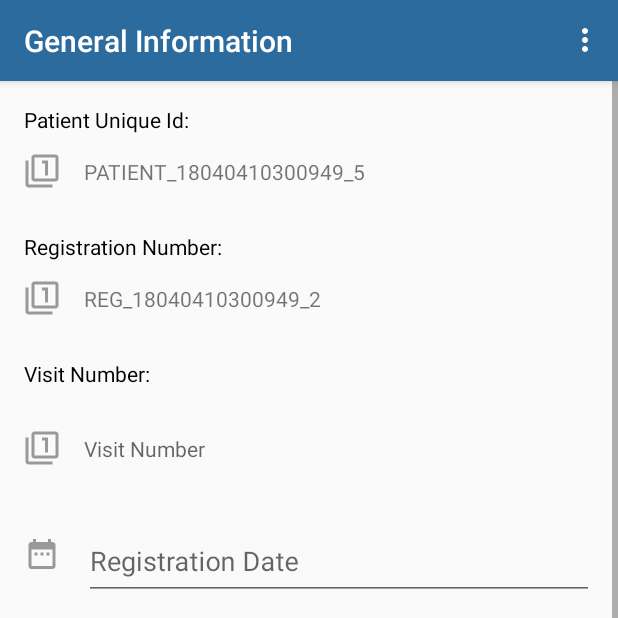
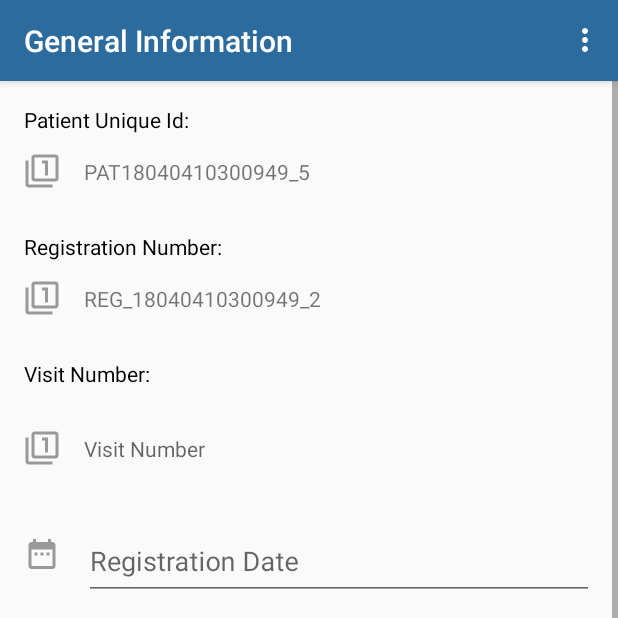
Before and after one commit to paddyhost/RMP, an Android app: the fragment General_Information placed in its activity, on a phone screen of 412 x 824 dp, the top half of it. Run offline under Robolectric (Android 15) with nearby library versions, the phone set to English and light mode, and no system bars; libraries missing offline, so code that uses them is left out: cn.pedant.

Commit message:
commit by gopika 5/4/2018

```diff
--- a/app/src/main/java/com/example/admin/rmp/constants/AppConstants.java
+++ b/app/src/main/java/com/example/admin/rmp/constants/AppConstants.java
@@ -5,7 +5,7 @@ package com.example.admin.rmp.constants;
 public class AppConstants {
 
 
-    public static final String PATIENT_PREFIX="PATIENT_";
+    public static final String PATIENT_PREFIX="PAT";
     public static final String REGISTRATION_PREFIX="REG_";
 
 
--- a/app/src/main/java/com/example/admin/rmp/medical_condition/MedicalConditionFragment.java
+++ b/app/src/main/java/com/example/admin/rmp/medical_condition/MedicalConditionFragment.java
@@ -334,7 +334,8 @@ public class MedicalConditionFragment extends Fragment implements AdapterView.On
                     public void onClick(DialogInterface dialog, int which) {
 
                         if(medicinNameSpinner.getSelectedItemPosition()>0) {
-                            Dose dose = new Dose(medicinNameSpinner.getSelectedItem().toString(), doseFrequency.getText().toString(), days.getText().toString());
+                            //Dose dose = new Dose("Medicine Name: \n"+medicinNameSpinner.getSelectedItem().toString(),doseFrequency.getText().toString(),days.getText().toString());
+                            Dose dose = new Dose("Medicine Name: \n"+medicinNameSpinner.getSelectedItem().toString(),doseFrequency.getText().toString(),days.getText().toString());
                             doseArrayList.add(dose);
                             doseAdapter.notifyDataSetChanged();
                             dialog.dismiss();
--- a/app/src/main/java/com/example/admin/rmp/medical_condition/apihelper/Web_Medical_ApiHelper.java
+++ b/app/src/main/java/com/example/admin/rmp/medical_condition/apihelper/Web_Medical_ApiHelper.java
@@ -53,6 +53,7 @@ public class Web_Medical_ApiHelper
                             if(doseArrayList!=null) {
                                 for (Dose dose : doseArrayList) {
                                     addPriscribeDose(activity, dose, medicalconditionid);
+
 
                                 }
                             }
@@ -165,7 +166,7 @@ public class Web_Medical_ApiHelper
                     JSONObject responce = new JSONObject(response);
                     if (responce.getString("status").equalsIgnoreCase("success"))
                     {
-                        if(responce.getString("message").equalsIgnoreCase("Medicalcondition added successfully")) {
+                        if(responce.getString("message").equalsIgnoreCase("PriscribeDose added successfully")) {
 
                             // {"status":"success","count":1,"type":"addMedicalcondition",
                             // "result":{"id":"3","chiefcomplaints1":"ghashd","chiefcomplaints2":"bgasdhg",
@@ -183,6 +184,7 @@ public class Web_Medical_ApiHelper
                         }
                         else
                         {
+
                         }
                     }
                     else
--- a/app/src/main/java/com/example/admin/rmp/patient_registration/UserVerificationFragment.java
+++ b/app/src/main/java/com/example/admin/rmp/patient_registration/UserVerificationFragment.java
@@ -45,7 +45,7 @@ public class UserVerificationFragment extends Fragment {
                 sweetAlertDialog.show();
 
 
-                if (uid.getText().toString().trim().length() == 0 || uid.getText().toString().trim().length() == 12 || uid.getText().toString().trim().length() == 16 || uid.getText().toString().trim().length() == 25){
+                if (uid.getText().toString().trim().length() == 0 || uid.getText().toString().trim().length() == 12 || uid.getText().toString().trim().length() == 16 || uid.getText().toString().trim().length() == 20){
 
                     final PatientRegistration patientRegistration = new PatientRegistration();
                     Web_ApiHelper.isPatientExist(getActivity(), patientRegistration, new ApiResponseListener() {
--- a/app/src/main/res/layout/fragment_general_information.xml
+++ b/app/src/main/res/layout/fragment_general_information.xml
@@ -153,6 +153,7 @@
                 android:id="@+id/registration_date"
                 android:inputType="text"
                 android:maxLength="30"
+                android:imeOptions="actionDone"
                 android:hint="Registration Date"/>
             </android.support.design.widget.TextInputLayout>
         </LinearLayout>
@@ -208,6 +209,7 @@
                     android:id="@+id/firstname"
                     android:inputType="textPersonName|text"
                     android:maxLength="30"
+                    android:imeOptions="actionDone"
                     android:hint="First Name of patient"/>
             </android.support.design.widget.TextInputLayout>
         </LinearLayout>
@@ -236,6 +238,7 @@
                     android:id="@+id/lname"
                     android:inputType="textPersonName|text"
                     android:maxLength="30"
+                    android:imeOptions="actionDone"
                     android:hint="Last Name of patient"/>
             </android.support.design.widget.TextInputLayout>
         </LinearLayout>
@@ -262,6 +265,7 @@
                     android:layout_height="50dp"
                     android:id="@+id/mobile"
                     android:inputType="number"
+                    android:imeOptions="actionNext"
                     android:maxLength="10"
                     android:hint="Mobile"/>
             </android.support.design.widget.TextInputLayout>
@@ -289,6 +293,7 @@
                     android:layout_height="50dp"
                     android:id="@+id/dob"
                     android:inputType="text"
+                    android:imeOptions="actionDone"
                     android:maxLength="30"
                     android:hint="Date Of Birth"/>
             </android.support.design.widget.TextInputLayout>
@@ -339,6 +344,7 @@
                     android:id="@+id/address"
                     android:inputType="textImeMultiLine"
                     android:maxLines="3"
+                    android:imeOptions="actionDone"
                     android:hint="Address"/>
             </android.support.design.widget.TextInputLayout>
         </LinearLayout>
--- a/app/src/main/res/layout/fragment_user_verification.xml
+++ b/app/src/main/res/layout/fragment_user_verification.xml
@@ -40,7 +40,7 @@
                     android:layout_width="match_parent"
                     android:layout_height="wrap_content"
                     android:padding="10dp"
-                    android:inputType="number"
+                    android:inputType="text"
                     android:layout_margin="10dp"
                     android:maxLength="25"
                     android:hint="Patient Unique/Adhar ID"
--- a/app/src/main/res/values/colors.xml
+++ b/app/src/main/res/values/colors.xml
@@ -26,6 +26,7 @@
     <color name="colorGray">#F4F4F4</color>
     <color name="colorDarkgray">#dddddd</color>
     <color name="DarkGrey">#939393</color>
+    <color name="MoreDarkGrey">#666565</color>
     <color name="diaonal_color">#7b068b55</color>
     <color name="blue">#AFC3FF</color>
     <color name="red">#ff1702</color>
```
Also changed, not shown: app/src/main/java/com/example/admin/rmp/patient_registration/General_Information.java (+6 -2 lines).
